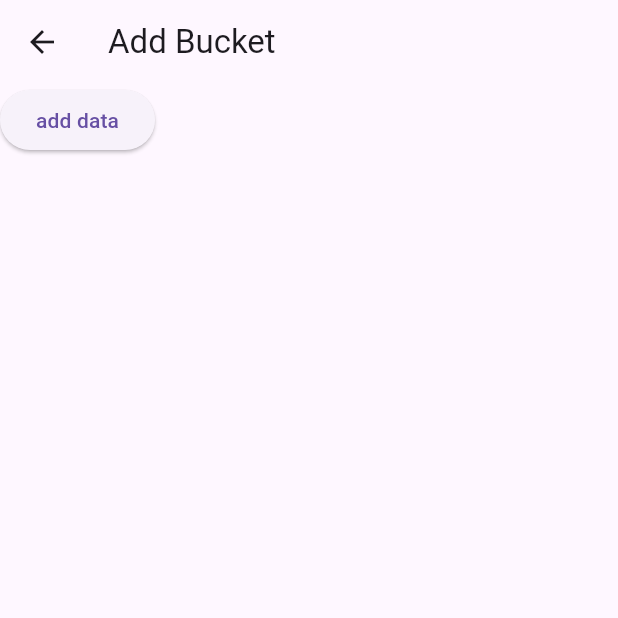
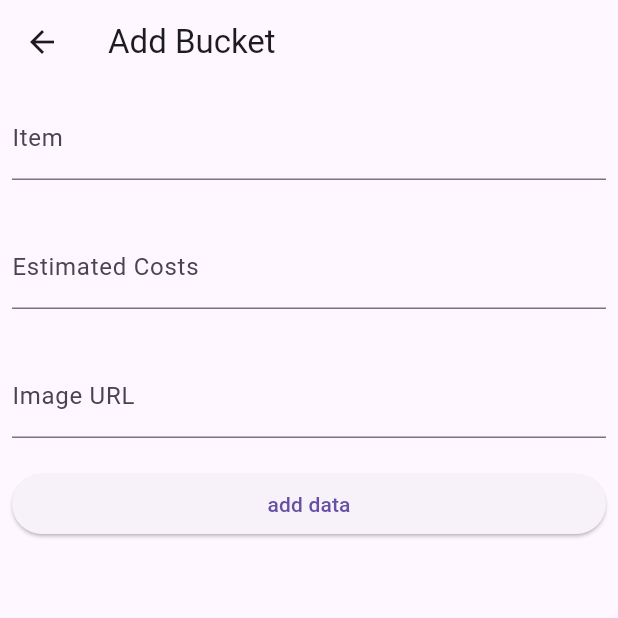
Before and after one commit to MossesAryo/Flutter_BucketList_App, a Flutter app: the screen it shows after launch, after a tap on the "add" icon, on a phone screen of 412 x 824 dp, the top half of it. Run offline on Flutter 3.47's test engine with Material 3 defaults, Android fonts, the phone set to English and light mode, and no system bars; our stand-ins replace dio; missing offline and left inert: dart:ffi; network calls fail.

Commit message:
Adding add data form

```diff
--- a/lib/addBucketlist.dart
+++ b/lib/addBucketlist.dart
@@ -13,6 +13,10 @@ class AddBucketListScreen extends StatefulWidget {
 }
 
 class _AddBucketListScreenState extends State<AddBucketListScreen> {
+
+
+
+
   Future<void> addData() async {
     try {
       Map<String, dynamic> data = {
@@ -35,10 +39,40 @@ class _AddBucketListScreenState extends State<AddBucketListScreen> {
   @override
   Widget build(BuildContext context) {
     return Scaffold(
-      appBar: AppBar(
-        title: Text("Add Bucket"),
-      ),
-      body: ElevatedButton(onPressed: addData, child: Text("add data")),
-    );
+        appBar: AppBar(
+          title: Text("Add Bucket"),
+        ),
+        body: Padding(
+          padding: const EdgeInsets.all(8.0),
+          child: Column(
+            children: [
+              TextField(
+                decoration: InputDecoration(label: Text("Item")),
+              ),
+              SizedBox(
+                height: 30,
+              ),
+              TextField(
+                decoration: InputDecoration(label: Text("Estimated Costs")),
+              ),
+              SizedBox(
+                height: 30,
+              ),
+              TextField(
+                decoration: InputDecoration(label: Text("Image URL")),
+              ),
+              SizedBox(
+                height: 20,
+              ),
+              Row(
+                children: [
+                  Expanded(
+                      child: ElevatedButton(
+                          onPressed: addData, child: Text("add data"))),
+                ],
+              )
+            ],
+          ),
+        ));
   }
 }
```
